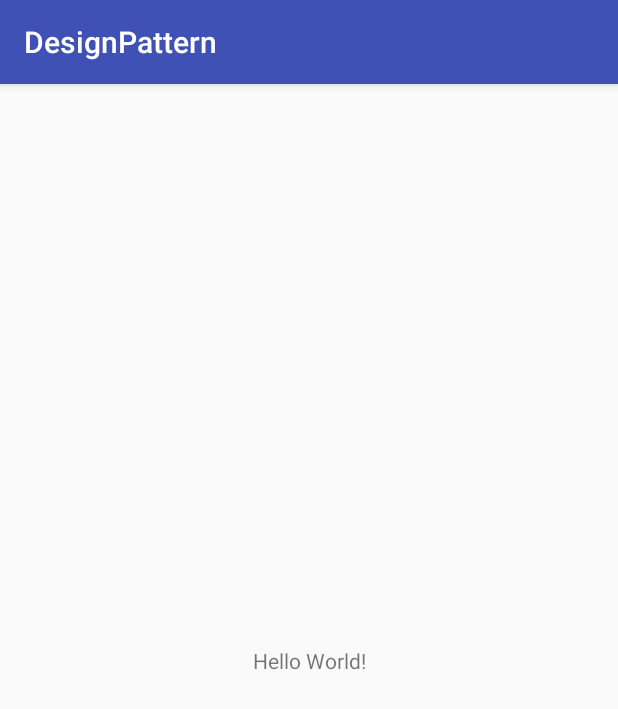
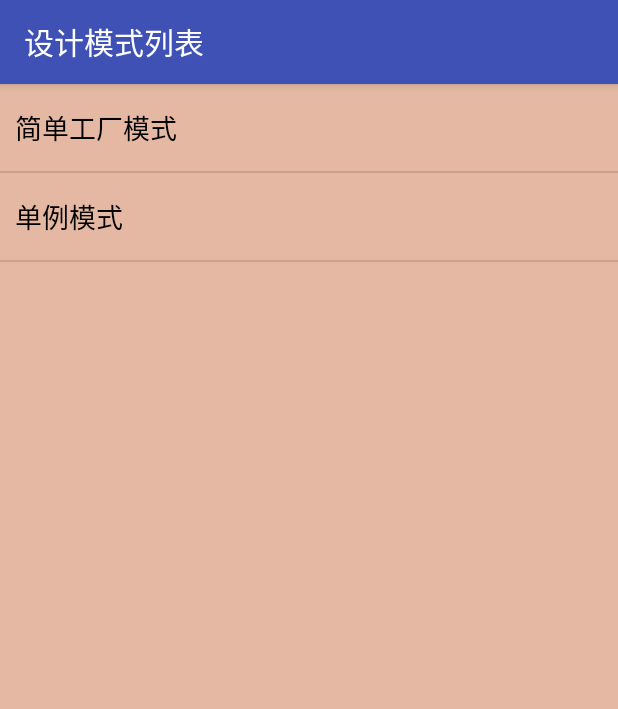
Before and after one commit to TigerChain/DesignPattern, an Android app: the screen it shows after launch (MainActivity), on a phone screen of 412 x 824 dp. Shown: the top 709 px of the screen. Run offline under Robolectric (Android 15) with nearby library versions, the phone set to English and light mode, and no system bars.

Commit message:
'添加简单工厂模式'

```diff
--- a/app/build.gradle
+++ b/app/build.gradle
@@ -19,10 +19,10 @@ android {
 }
 
 dependencies {
-    implementation fileTree(dir: 'libs', include: ['*.jar'])
+    implementation fileTree(include: ['*.jar'], dir: 'libs')
     implementation 'com.android.support:appcompat-v7:26.1.0'
-    implementation 'com.android.support.constraint:constraint-layout:1.0.2'
     testImplementation 'junit:junit:4.12'
     androidTestImplementation 'com.android.support.test:runner:1.0.1'
     androidTestImplementation 'com.android.support.test.espresso:espresso-core:3.0.1'
+    implementation 'com.android.support:recyclerview-v7:26.1.0'
 }
--- /dev/null
+++ b/app/src/main/java/designpattern/jun/com/designpattern/DividerItemDecoration.java
@@ -0,0 +1,96 @@
+package designpattern.jun.com.designpattern;
+
+import android.content.Context;
+import android.content.res.TypedArray;
+import android.graphics.Canvas;
+import android.graphics.Rect;
+import android.graphics.drawable.Drawable;
+import android.support.v7.widget.LinearLayoutManager;
+import android.support.v7.widget.RecyclerView;
+import android.view.View;
+
+/**
+ * @Description
+ * @Creator junjun（创建者）
+ * @CurrentVersion (最新版本号)
+ */
+public class DividerItemDecoration extends RecyclerView.ItemDecoration {
+
+    private static final int[] ATTRS = new int[]{
+            android.R.attr.listDivider
+    };
+
+    public static final int HORIZONTAL_LIST = LinearLayoutManager.HORIZONTAL;
+
+    public static final int VERTICAL_LIST = LinearLayoutManager.VERTICAL;
+
+    private Drawable mDivider;
+
+    private int mOrientation;
+
+    public DividerItemDecoration(Context context, int orientation) {
+        final TypedArray a = context.obtainStyledAttributes(ATTRS);
+        mDivider = a.getDrawable(0);
+        a.recycle();
+        setOrientation(orientation);
+    }
+
+    public void setOrientation(int orientation) {
+        if (orientation != HORIZONTAL_LIST && orientation != VERTICAL_LIST) {
+            throw new IllegalArgumentException("invalid orientation");
+        }
+        mOrientation = orientation;
+    }
+
+    @Override
+    public void onDraw(Canvas c, RecyclerView parent) {
+
+        if (mOrientation == VERTICAL_LIST) {
+            drawVertical(c, parent);
+        } else {
+            drawHorizontal(c, parent);
+        }
+
+    }
+
+
+    public void drawVertical(Canvas c, RecyclerView parent) {
+        final int left = parent.getPaddingLeft();
+        final int right = parent.getWidth() - parent.getPaddingRight();
+
+        final int childCount = parent.getChildCount();
+        for (int i = 0; i < childCount; i++) {
+            final View child = parent.getChildAt(i);
+            android.support.v7.widget.RecyclerView v = new android.support.v7.widget.RecyclerView(parent.getContext());
+            final RecyclerView.LayoutParams params = (RecyclerView.LayoutParams) child.getLayoutParams();
+            final int top = child.getBottom() + params.bottomMargin;
+            final int bottom = top + mDivider.getIntrinsicHeight();
+            mDivider.setBounds(left, top, right, bottom);
+            mDivider.draw(c);
+        }
+    }
+
+    public void drawHorizontal(Canvas c, RecyclerView parent) {
+        final int top = parent.getPaddingTop();
+        final int bottom = parent.getHeight() - parent.getPaddingBottom();
+
+        final int childCount = parent.getChildCount();
+        for (int i = 0; i < childCount; i++) {
+            final View child = parent.getChildAt(i);
+            final RecyclerView.LayoutParams params = (RecyclerView.LayoutParams) child.getLayoutParams();
+            final int left = child.getRight() + params.rightMargin;
+            final int right = left + mDivider.getIntrinsicHeight();
+            mDivider.setBounds(left, top, right, bottom);
+            mDivider.draw(c);
+        }
+    }
+
+    @Override
+    public void getItemOffsets(Rect outRect, int itemPosition, RecyclerView parent) {
+        if (mOrientation == VERTICAL_LIST) {
+            outRect.set(0, 0, 0, mDivider.getIntrinsicHeight());
+        } else {
+            outRect.set(0, 0, mDivider.getIntrinsicWidth(), 0);
+        }
+    }
+}
--- a/app/src/main/java/designpattern/jun/com/designpattern/MainActivity.java
+++ b/app/src/main/java/designpattern/jun/com/designpattern/MainActivity.java
@@ -2,12 +2,130 @@ package designpattern.jun.com.designpattern;
 
 import android.support.v7.app.AppCompatActivity;
 import android.os.Bundle;
+import android.support.v7.widget.LinearLayoutManager;
+import android.support.v7.widget.RecyclerView;
+import android.view.LayoutInflater;
+import android.view.View;
+import android.view.ViewGroup;
+import android.widget.TextView;
+import android.widget.Toast;
+
+import java.util.ArrayList;
+
+import designpattern.jun.com.designpattern.FactoryPatttern.SimpleFactory.SimpleFactoryMactivity;
+import designpattern.jun.com.designpattern.utils.IntentUtils;
 
 public class MainActivity extends AppCompatActivity {
+
+    private RecyclerView recyclerview ;
+
+
+    private ArrayList<String> datas = new ArrayList<>() ;
+
+    private HomeAdpater homeAdpater ;
+
 
     @Override
     protected void onCreate(Bundle savedInstanceState) {
         super.onCreate(savedInstanceState);
         setContentView(R.layout.activity_main);
+
+        initView() ;
+        initData() ;
+    }
+
+    private void initData() {
+        datas.add("简单工厂模式");
+        datas.add("单例模式") ;
+    }
+
+    private void initView() {
+        recyclerview = this.findViewById(R.id.recyclerview) ;
+        homeAdpater = new HomeAdpater() ;
+        recyclerview.addItemDecoration(new DividerItemDecoration(this, DividerItemDecoration.VERTICAL_LIST));
+        recyclerview.setLayoutManager(new LinearLayoutManager(this));
+        recyclerview.setAdapter(homeAdpater);
+
+
+        homeAdpater.setOnItemClickListener(new OnItemClickListener() {
+            @Override
+            public void onItemClick(View view, int position) {
+                Toast.makeText(MainActivity.this,datas.get(position),Toast.LENGTH_SHORT).show() ;
+                IntentUtils.jumpTo(MainActivity.this,SimpleFactoryMactivity.class,null);
+            }
+
+            @Override
+            public void onLongItemClick(View view, int position) {
+
+            }
+        });
+    }
+
+
+    class HomeAdpater extends  RecyclerView.Adapter<HomeAdpater.HomeViewHolder>{
+
+        private OnItemClickListener onItemClickListener ;
+
+        public void setOnItemClickListener(OnItemClickListener onItemClickListener){
+            this.onItemClickListener = onItemClickListener ;
+        }
+
+
+        @Override
+        public HomeViewHolder onCreateViewHolder(ViewGroup parent, int viewType) {
+
+            HomeViewHolder homeViewHolder = new HomeViewHolder(
+                    LayoutInflater.from(MainActivity.this).inflate(R.layout.home_list_item,parent,false)) ;
+
+
+            return homeViewHolder;
+        }
+
+        @Override
+        public void onBindViewHolder(final HomeViewHolder holder, int position) {
+            holder.tv.setText(datas.get(position));
+            if(onItemClickListener !=null){
+                holder.itemView.setOnClickListener(new View.OnClickListener() {
+                    @Override
+                    public void onClick(View view) {
+                        onItemClickListener.onItemClick(view,holder.getLayoutPosition());
+                    }
+                });
+
+
+
+                holder.itemView.setOnLongClickListener(new View.OnLongClickListener() {
+                    @Override
+                    public boolean onLongClick(View view) {
+                        onItemClickListener.onLongItemClick(view,holder.getLayoutPosition());
+                        return false;
+                    }
+                });
+            }
+
+
+        }
+
+
+        @Override
+        public int getItemCount() {
+            return datas.size();
+        }
+
+
+        class HomeViewHolder extends RecyclerView.ViewHolder{
+
+            private TextView tv ;
+
+            public HomeViewHolder(View itemView) {
+                super(itemView);
+                tv = itemView.findViewById(R.id.tv) ;
+            }
+        }
+    }
+
+    public interface OnItemClickListener{
+        void onItemClick(View view,int position) ;
+        void onLongItemClick(View view,int position) ;
     }
 }
--- a/app/src/main/res/layout/activity_main.xml
+++ b/app/src/main/res/layout/activity_main.xml
@@ -1,18 +1,16 @@
 <?xml version="1.0" encoding="utf-8"?>
-<android.support.constraint.ConstraintLayout xmlns:android="http://schemas.android.com/apk/res/android"
+<LinearLayout xmlns:android="http://schemas.android.com/apk/res/android"
     xmlns:app="http://schemas.android.com/apk/res-auto"
     xmlns:tools="http://schemas.android.com/tools"
     android:layout_width="match_parent"
     android:layout_height="match_parent"
     tools:context="designpattern.jun.com.designpattern.MainActivity">
 
-    <TextView
-        android:layout_width="wrap_content"
-        android:layout_height="wrap_content"
-        android:text="Hello World!"
-        app:layout_constraintBottom_toBottomOf="parent"
-        app:layout_constraintLeft_toLeftOf="parent"
-        app:layout_constraintRight_toRightOf="parent"
-        app:layout_constraintTop_toTopOf="parent" />
+   <android.support.v7.widget.RecyclerView
+       android:id="@+id/recyclerview"
+       android:layout_width="match_parent"
+       android:layout_height="match_parent"
+       android:background="#e4b8a2">
+   </android.support.v7.widget.RecyclerView>
 
-</android.support.constraint.ConstraintLayout>
+</LinearLayout>
--- /dev/null
+++ b/app/src/main/res/layout/home_list_item.xml
@@ -0,0 +1,23 @@
+<?xml version="1.0" encoding="utf-8"?>
+<LinearLayout xmlns:android="http://schemas.android.com/apk/res/android"
+    xmlns:tools="http://schemas.android.com/tools"
+    android:layout_width="match_parent"
+
+    android:layout_height="wrap_content">
+
+
+    <TextView
+        android:id="@+id/tv"
+
+        android:layout_width="wrap_content"
+        android:layout_height="wrap_content"
+        tools:text="测试"
+        android:paddingTop="15dp"
+        android:paddingBottom="15dp"
+        android:paddingLeft="10dp"
+        android:paddingRight="10dp"
+        android:textColor="@android:color/black"
+        android:textSize="18sp"
+        />
+
+</LinearLayout>
```
Also changed, not shown: app/src/main/AndroidManifest.xml (+6 -1 lines), app/src/main/java/designpattern/jun/com/designpattern/FactoryPatttern/SimpleFactory/AppleJuice.java (added, +19 -0 lines), app/src/main/java/designpattern/jun/com/designpattern/FactoryPatttern/SimpleFactory/IJuice.java (added, +11 -0 lines), app/src/main/java/designpattern/jun/com/designpattern/FactoryPatttern/SimpleFactory/JuiceFactory.java (added, +30 -0 lines), app/src/main/java/designpattern/jun/com/designpattern/FactoryPatttern/SimpleFactory/OrangeJuice.java (added, +19 -0 lines), app/src/main/java/designpattern/jun/com/designpattern/FactoryPatttern/SimpleFactory/SimpleFactoryMactivity.java (added, +62 -0 lines), app/src/main/java/designpattern/jun/com/designpattern/SingleTon/EnumSingleTon.java (+18 -1 lines), app/src/main/java/designpattern/jun/com/designpattern/utils/IntentUtils.java (added, +22 -0 lines), app/src/main/res/layout/simple_activity.xml (added, +37 -0 lines).
